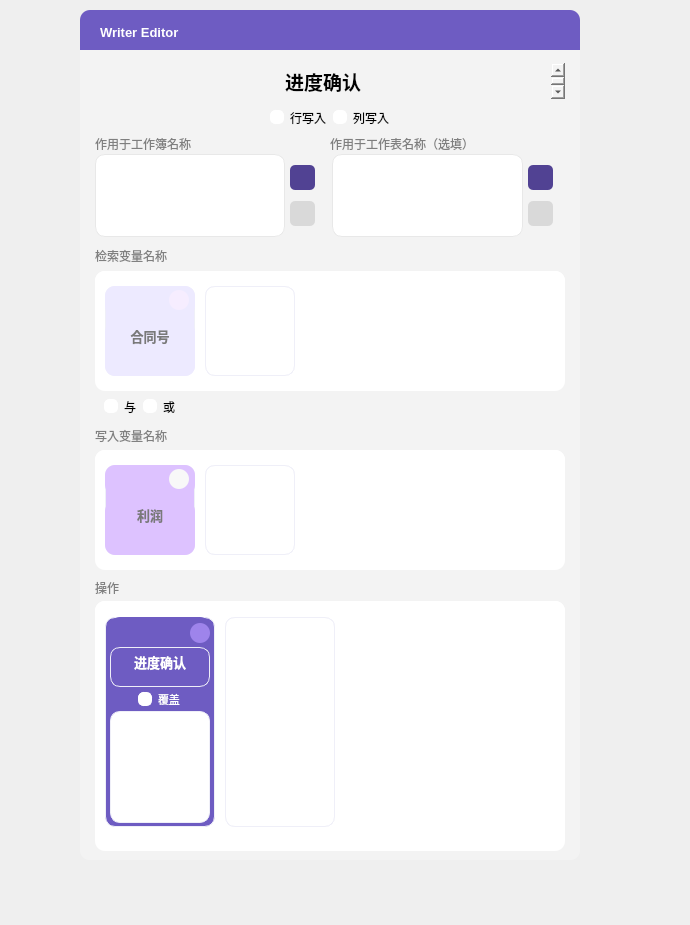
Before: the Qt Designer form WriteFunc/WriterEditor.ui in RickH-Arch/EazyAccountant_App, drawn with Qt 5.
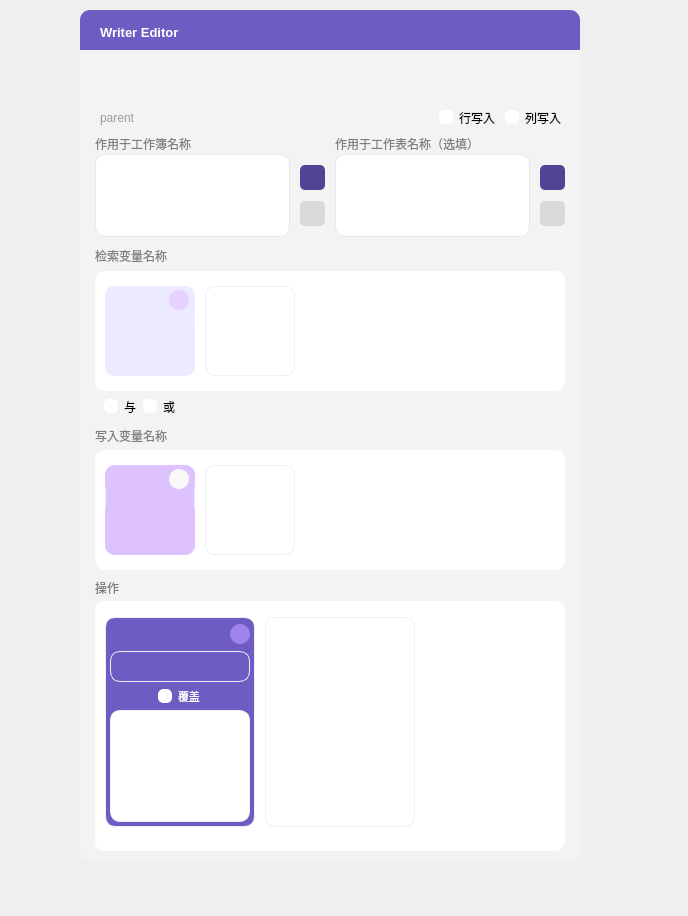
After: the same form once the commit is applied. Icons and pictures are not drawn.

Commit message: writer editor init

Diff of the .ui file:
```diff
--- a/WriteFunc/WriterEditor.ui
+++ b/WriteFunc/WriterEditor.ui
@@ -6,8 +6,8 @@
    <rect>
     <x>0</x>
     <y>0</y>
-    <width>690</width>
-    <height>925</height>
+    <width>688</width>
+    <height>916</height>
    </rect>
   </property>
   <property name="windowTitle">
@@ -238,27 +238,13 @@
               <number>0</number>
              </property>
              <item>
-              <widget class="QTextEdit" name="WriterName">
+              <widget class="QLineEdit" name="line_writerName">
                <property name="font">
                 <font>
-                 <pointsize>-1</pointsize>
-                 <italic>false</italic>
-                 <bold>false</bold>
+                 <pointsize>20</pointsize>
+                 <bold>true</bold>
                 </font>
                </property>
-               <property name="styleSheet">
-                <string notr="true">font:15px</string>
-               </property>
-               <property name="html">
-                <string>&lt;!DOCTYPE HTML PUBLIC &quot;-//W3C//DTD HTML 4.0//EN&quot; &quot;http://www.w3.org/TR/REC-html40/strict.dtd&quot;&gt;
-&lt;html&gt;&lt;head&gt;&lt;meta name=&quot;qrichtext&quot; content=&quot;1&quot; /&gt;&lt;meta charset=&quot;utf-8&quot; /&gt;&lt;style type=&quot;text/css&quot;&gt;
-p, li { white-space: pre-wrap; }
-hr { height: 1px; border-width: 0; }
-li.unchecked::marker { content: &quot;\2610&quot;; }
-li.checked::marker { content: &quot;\2612&quot;; }
-&lt;/style&gt;&lt;/head&gt;&lt;body style=&quot; font-family:'Microsoft YaHei UI'; font-size:15px; font-weight:400; font-style:normal;&quot;&gt;
-&lt;p align=&quot;center&quot; style=&quot; margin-top:0px; margin-bottom:0px; margin-left:0px; margin-right:0px; -qt-block-indent:0; text-indent:0px;&quot;&gt;&lt;span style=&quot; font-size:14pt; font-weight:700;&quot;&gt;进度确认&lt;/span&gt;&lt;/p&gt;&lt;/body&gt;&lt;/html&gt;</string>
-               </property>
               </widget>
              </item>
             </layout>
@@ -280,7 +266,7 @@
             </property>
             <layout class="QHBoxLayout" name="horizontalLayout_2">
              <property name="leftMargin">
-              <number>0</number>
+              <number>5</number>
              </property>
              <property name="topMargin">
               <number>0</number>
@@ -291,11 +277,30 @@
              <property name="bottomMargin">
               <number>0</number>
              </property>
+             <item>
+              <widget class="QLabel" name="label_writerParent">
+               <property name="focusPolicy">
+                <enum>Qt::ClickFocus</enum>
+               </property>
+               <property name="styleSheet">
+                <string notr="true">color: rgb(156, 156, 156);</string>
+               </property>
+               <property name="text">
+                <string>parent</string>
+               </property>
+               <property name="alignment">
+                <set>Qt::AlignLeading|Qt::AlignLeft|Qt::AlignVCenter</set>
+               </property>
+              </widget>
+             </item>
              <item>
               <spacer name="horizontalSpacer">
                <property name="orientation">
                 <enum>Qt::Horizontal</enum>
                </property>
+               <property name="sizeType">
+                <enum>QSizePolicy::Preferred</enum>
+               </property>
                <property name="sizeHint" stdset="0">
                 <size>
                  <width>40</width>
@@ -360,19 +365,6 @@
                </property>
               </widget>
              </item>
-             <item>
-              <spacer name="horizontalSpacer_2">
-               <property name="orientation">
-                <enum>Qt::Horizontal</enum>
-               </property>
-               <property name="sizeHint" stdset="0">
-                <size>
-                 <width>40</width>
-                 <height>20</height>
-                </size>
-               </property>
-              </spacer>
-             </item>
             </layout>
            </widget>
           </item>
@@ -438,6 +430,12 @@
                 </property>
                 <item>
                  <widget class="QLabel" name="label_2">
+                  <property name="minimumSize">
+                   <size>
+                    <width>240</width>
+                    <height>0</height>
+                   </size>
+                  </property>
                   <property name="maximumSize">
                    <size>
                     <width>16777215</width>
@@ -481,7 +479,7 @@
                </property>
                <layout class="QHBoxLayout" name="horizontalLayout_4">
                 <property name="spacing">
-                 <number>5</number>
+                 <number>10</number>
                 </property>
                 <property name="leftMargin">
                  <number>0</number>
@@ -535,7 +533,7 @@
                  <widget class="QFrame" name="frame_6">
                   <property name="minimumSize">
                    <size>
-                    <width>37</width>
+                    <width>25</width>
                     <height>0</height>
                    </size>
                   </property>
@@ -646,6 +644,12 @@
                 </item>
                 <item>
                  <widget class="QListWidget" name="list_writer_sheetName">
+                  <property name="minimumSize">
+                   <size>
+                    <width>0</width>
+                    <height>0</height>
+                   </size>
+                  </property>
                   <property name="styleSheet">
                    <string notr="true">*{border-radius:10px;
 background-color: rgb(255, 255, 255);
@@ -684,7 +688,7 @@
                  <widget class="QFrame" name="frame_7">
                   <property name="minimumSize">
                    <size>
-                    <width>37</width>
+                    <width>25</width>
                     <height>0</height>
                    </size>
                   </property>
@@ -710,7 +714,7 @@
                    <property name="bottomMargin">
                     <number>0</number>
                    </property>
-                   <item>
+                   <item alignment="Qt::AlignRight">
                     <widget class="QPushButton" name="btn_writer_addSheetName">
                      <property name="minimumSize">
                       <size>
@@ -753,7 +757,7 @@
                      </property>
                     </widget>
                    </item>
-                   <item>
+                   <item alignment="Qt::AlignRight">
                     <widget class="QPushButton" name="btn_writer_deleteSheetName">
                      <property name="minimumSize">
                       <size>
@@ -861,6 +865,7 @@
             </property>
             <property name="styleSheet">
              <string notr="true">*{
+border-radius:10px;
 background-color: rgb(255, 255, 255);
 border:1px solid lightgray;
 color: rgb(121, 121, 121);
@@ -962,7 +967,10 @@
                <height>106</height>
               </size>
              </property>
-             <layout class="QHBoxLayout" name="horizontalLayout_5">
+             <property name="styleSheet">
+              <string notr="true">border-radius:10px</string>
+             </property>
+             <layout class="QHBoxLayout" name="keyGrid">
               <property name="spacing">
                <number>10</number>
               </property>
@@ -1046,7 +1054,7 @@
                      </size>
                     </property>
                     <property name="styleSheet">
-                     <string notr="true">*{background-color:rgb(246, 237, 255);}
+                     <string notr="true">*{background-color:rgb(231, 210, 255);}
 *:hover{
 	
 	background-color: rgb(223, 145, 146);
@@ -1067,25 +1075,27 @@
                   </widget>
                  </item>
                  <item>
-                  <widget class="QTextEdit" name="text_keyName">
-                   <property name="maximumSize">
+                  <widget class="QLineEdit" name="line_keyName">
+                   <property name="minimumSize">
                     <size>
-                     <width>16777215</width>
-                     <height>54</height>
+                     <width>0</width>
+                     <height>55</height>
                     </size>
                    </property>
+                   <property name="font">
+                    <font>
+                     <family>Microsoft YaHei UI</family>
+                     <pointsize>10</pointsize>
+                     <italic>false</italic>
+                     <bold>true</bold>
+                    </font>
+                   </property>
                    <property name="styleSheet">
-                    <string notr="true">border:none;</string>
+                    <string notr="true">border:None;
+font: 700 10pt &quot;Microsoft YaHei UI&quot;;</string>
                    </property>
-                   <property name="html">
-                    <string>&lt;!DOCTYPE HTML PUBLIC &quot;-//W3C//DTD HTML 4.0//EN&quot; &quot;http://www.w3.org/TR/REC-html40/strict.dtd&quot;&gt;
-&lt;html&gt;&lt;head&gt;&lt;meta name=&quot;qrichtext&quot; content=&quot;1&quot; /&gt;&lt;meta charset=&quot;utf-8&quot; /&gt;&lt;style type=&quot;text/css&quot;&gt;
-p, li { white-space: pre-wrap; }
-hr { height: 1px; border-width: 0; }
-li.unchecked::marker { content: &quot;\2610&quot;; }
-li.checked::marker { content: &quot;\2612&quot;; }
-&lt;/style&gt;&lt;/head&gt;&lt;body style=&quot; font-family:'Microsoft YaHei UI'; font-size:11px; font-weight:400; font-style:normal;&quot;&gt;
-&lt;p align=&quot;center&quot; style=&quot; margin-top:0px; margin-bottom:0px; margin-left:0px; margin-right:0px; -qt-block-indent:0; text-indent:0px;&quot;&gt;&lt;span style=&quot; font-size:10pt; font-weight:700;&quot;&gt;合同号&lt;/span&gt;&lt;/p&gt;&lt;/body&gt;&lt;/html&gt;</string>
+                   <property name="alignment">
+                    <set>Qt::AlignHCenter|Qt::AlignTop</set>
                    </property>
                   </widget>
                  </item>
@@ -1547,25 +1557,19 @@
                   </widget>
                  </item>
                  <item>
-                  <widget class="QTextEdit" name="text_ValueName">
-                   <property name="maximumSize">
+                  <widget class="QLineEdit" name="line_valueName">
+                   <property name="minimumSize">
                     <size>
-                     <width>16777215</width>
-                     <height>54</height>
+                     <width>0</width>
+                     <height>55</height>
                     </size>
                    </property>
                    <property name="styleSheet">
-                    <string notr="true">border:none;</string>
+                    <string notr="true">border:None;
+font: 700 10pt &quot;Microsoft YaHei UI&quot;;</string>
                    </property>
-                   <property name="html">
-                    <string>&lt;!DOCTYPE HTML PUBLIC &quot;-//W3C//DTD HTML 4.0//EN&quot; &quot;http://www.w3.org/TR/REC-html40/strict.dtd&quot;&gt;
-&lt;html&gt;&lt;head&gt;&lt;meta name=&quot;qrichtext&quot; content=&quot;1&quot; /&gt;&lt;meta charset=&quot;utf-8&quot; /&gt;&lt;style type=&quot;text/css&quot;&gt;
-p, li { white-space: pre-wrap; }
-hr { height: 1px; border-width: 0; }
-li.unchecked::marker { content: &quot;\2610&quot;; }
-li.checked::marker { content: &quot;\2612&quot;; }
-&lt;/style&gt;&lt;/head&gt;&lt;body style=&quot; font-family:'Microsoft YaHei UI'; font-size:11px; font-weight:400; font-style:normal;&quot;&gt;
-&lt;p align=&quot;center&quot; style=&quot; margin-top:0px; margin-bottom:0px; margin-left:0px; margin-right:0px; -qt-block-indent:0; text-indent:0px;&quot;&gt;&lt;span style=&quot; font-size:10pt; font-weight:700;&quot;&gt;利润&lt;/span&gt;&lt;/p&gt;&lt;/body&gt;&lt;/html&gt;</string>
+                   <property name="alignment">
+                    <set>Qt::AlignHCenter|Qt::AlignTop</set>
                    </property>
                   </widget>
                  </item>
@@ -1846,7 +1850,7 @@
                <widget class="QWidget" name="process1" native="true">
                 <property name="minimumSize">
                  <size>
-                  <width>110</width>
+                  <width>150</width>
                   <height>210</height>
                  </size>
                 </property>
@@ -1903,29 +1907,38 @@
                    <property name="frameShadow">
                     <enum>QFrame::Raised</enum>
                    </property>
-                   <widget class="QPushButton" name="btn_writer_deleteProcess">
-                    <property name="geometry">
-                     <rect>
-                      <x>80</x>
-                      <y>6</y>
-                      <width>20</width>
-                      <height>20</height>
-                     </rect>
+                   <layout class="QHBoxLayout" name="horizontalLayout_5">
+                    <property name="spacing">
+                     <number>0</number>
                     </property>
-                    <property name="minimumSize">
-                     <size>
-                      <width>20</width>
-                      <height>20</height>
-                     </size>
+                    <property name="leftMargin">
+                     <number>0</number>
                     </property>
-                    <property name="maximumSize">
-                     <size>
-                      <width>20</width>
-                      <height>20</height>
-                     </size>
+                    <property name="topMargin">
+                     <number>0</number>
                     </property>
-                    <property name="styleSheet">
-                     <string notr="true">*{background-color:rgb(158, 132, 235);}
+                    <property name="rightMargin">
+                     <number>0</number>
+                    </property>
+                    <property name="bottomMargin">
+                     <number>0</number>
+                    </property>
+                    <item alignment="Qt::AlignRight">
+                     <widget class="QPushButton" name="btn_writer_deleteProcess">
+                      <property name="minimumSize">
+                       <size>
+                        <width>20</width>
+                        <height>20</height>
+                       </size>
+                      </property>
+                      <property name="maximumSize">
+                       <size>
+                        <width>20</width>
+                        <height>20</height>
+                       </size>
+                      </property>
+                      <property name="styleSheet">
+                       <string notr="true">*{background-color:rgb(158, 132, 235);}
 *:hover{
 	
 	background-color: rgb(223, 145, 146);
@@ -1934,37 +1947,34 @@
 *:pressed{
 background-color: rgb(203, 125, 126);
 }</string>
-                    </property>
-                    <property name="text">
-                     <string/>
-                    </property>
-                    <property name="icon">
-                     <iconset resource="../resource.qrc">
-                      <normaloff>:/icons/icon/关闭.ico</normaloff>:/icons/icon/关闭.ico</iconset>
-                    </property>
-                   </widget>
+                      </property>
+                      <property name="text">
+                       <string/>
+                      </property>
+                      <property name="icon">
+                       <iconset resource="../resource.qrc">
+                        <normaloff>:/icons/icon/关闭.ico</normaloff>:/icons/icon/关闭.ico</iconset>
+                      </property>
+                     </widget>
+                    </item>
+                   </layout>
                   </widget>
                  </item>
                  <item>
-                  <widget class="QTextEdit" name="text_processName">
-                   <property name="maximumSize">
+                  <widget class="QLineEdit" name="line_processName">
+                   <property name="minimumSize">
                     <size>
-                     <width>16777215</width>
-                     <height>40</height>
+                     <width>0</width>
+                     <height>31</height>
                     </size>
                    </property>
                    <property name="styleSheet">
-                    <string notr="true">color:rgb(255, 255, 255)</string>
+                    <string notr="true">color:rgb(255, 255, 255);
+border-radius:10px;
+font: 700 10pt &quot;Microsoft YaHei UI&quot;;</string>
                    </property>
-                   <property name="html">
-                    <string>&lt;!DOCTYPE HTML PUBLIC &quot;-//W3C//DTD HTML 4.0//EN&quot; &quot;http://www.w3.org/TR/REC-html40/strict.dtd&quot;&gt;
-&lt;html&gt;&lt;head&gt;&lt;meta name=&quot;qrichtext&quot; content=&quot;1&quot; /&gt;&lt;meta charset=&quot;utf-8&quot; /&gt;&lt;style type=&quot;text/css&quot;&gt;
-p, li { white-space: pre-wrap; }
-hr { height: 1px; border-width: 0; }
-li.unchecked::marker { content: &quot;\2610&quot;; }
-li.checked::marker { content: &quot;\2612&quot;; }
-&lt;/style&gt;&lt;/head&gt;&lt;body style=&quot; font-family:'Microsoft YaHei UI'; font-size:11px; font-weight:400; font-style:normal;&quot;&gt;
-&lt;p align=&quot;center&quot; style=&quot; margin-top:0px; margin-bottom:0px; margin-left:0px; margin-right:0px; -qt-block-indent:0; text-indent:0px;&quot;&gt;&lt;span style=&quot; font-size:10pt; font-weight:700;&quot;&gt;进度确认&lt;/span&gt;&lt;/p&gt;&lt;/body&gt;&lt;/html&gt;</string>
+                   <property name="alignment">
+                    <set>Qt::AlignCenter</set>
                    </property>
                   </widget>
                  </item>
@@ -2026,13 +2036,13 @@
                <widget class="QWidget" name="writer_add_key_3" native="true">
                 <property name="minimumSize">
                  <size>
-                  <width>110</width>
+                  <width>150</width>
                   <height>210</height>
                  </size>
                 </property>
                 <property name="maximumSize">
                  <size>
-                  <width>110</width>
+                  <width>150</width>
                   <height>210</height>
                  </size>
                 </property>
@@ -2061,13 +2071,13 @@
                   <widget class="QPushButton" name="btn_writer_addKey_3">
                    <property name="minimumSize">
                     <size>
-                     <width>110</width>
+                     <width>150</width>
                      <height>210</height>
                     </size>
                    </property>
                    <property name="maximumSize">
                     <size>
-                     <width>110</width>
+                     <width>150</width>
                      <height>210</height>
                     </size>
                    </property>
@@ -2104,6 +2114,9 @@
                 <property name="orientation">
                  <enum>Qt::Horizontal</enum>
                 </property>
+                <property name="sizeType">
+                 <enum>QSizePolicy::Expanding</enum>
+                </property>
                 <property name="sizeHint" stdset="0">
                  <size>
                   <width>40</width>
```
Left out of the diff: 35 changed lines with no effect on the pictures. The commit also changes 11 other files.
